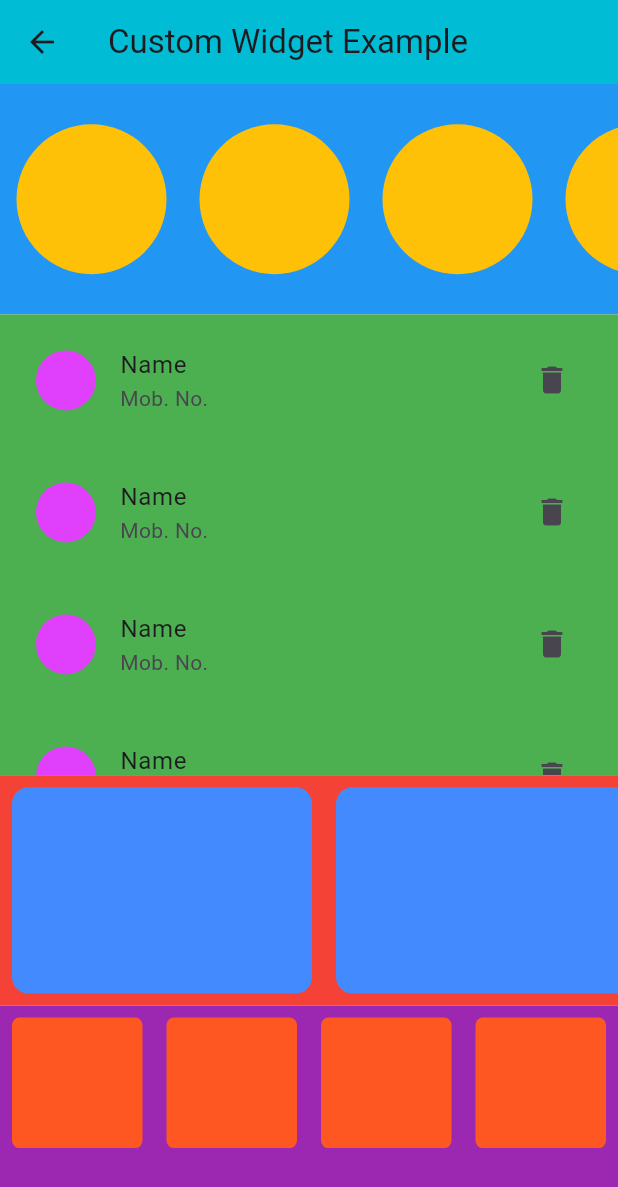
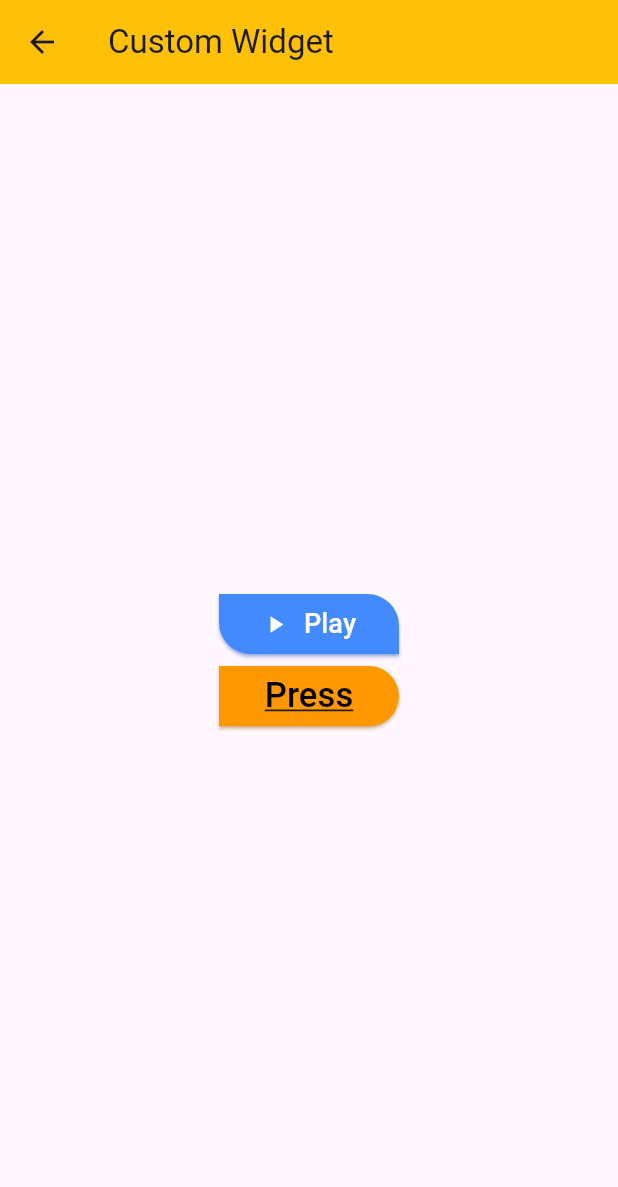
Before and after one commit to thisisdishang/JourneyToFlutter, a Flutter app: the customwidget screen opened directly, on a phone screen of 412 x 824 dp. Shown: the top 1187 px of the screen. Run offline on Flutter 3.47's test engine with Material 3 defaults, Android fonts, the phone set to English and light mode, and no system bars; our stand-ins replace fluttertoast.

Commit message:
Customize widget and create own button

```diff
--- a/lib/CustomWidget.dart
+++ b/lib/CustomWidget.dart
@@ -1,4 +1,7 @@
 import 'package:flutter/material.dart';
+import 'package:journey_to_flutter/ui_helper/util.dart';
+import 'package:journey_to_flutter/widgets/my_btn.dart';
+import 'package:journey_to_flutter/widgets/rounded_btn.dart';
 
 class customwidget extends StatelessWidget {
   const customwidget({super.key});
@@ -7,144 +10,41 @@ class customwidget extends StatelessWidget {
   Widget build(BuildContext context) {
     return Scaffold(
       appBar: AppBar(
-        title: Text('Custom Widget Example'),
-        backgroundColor: Colors.cyan,
+        title: Text('Custom Widget'),
+        backgroundColor: Colors.amber,
       ),
-      body: Container(
+      body: Center(
         child: Column(
+          mainAxisAlignment: MainAxisAlignment.center,
           children: [
-            CatItems(),
-            Contact(),
-            SubCatItems(),
-            BottomMenu(),
+            Container(
+              width: 120,
+              child: RoundedButton(
+                btnName: 'Play',
+                icon: Icon(
+                  Icons.play_arrow,
+                  color: Colors.white,
+                ),
+                callback: () {
+                  print('Logged In');
+                },
+                textStyle: mytextstyle18(),
+              ),
+            ),
+            Container(
+              width: 120,
+              child: MyButton(
+                btnName: 'Press',
+                bgColor: Colors.orange,
+                callback: () {
+                  print('Logged In');
+                },
+                textStyle: mytextstyle23(),
+              ),
+            ),
           ],
         ),
       ),
     );
   }
 }
-
-class CatItems extends StatelessWidget {
-  @override
-  Widget build(BuildContext context) {
-    return Expanded(
-      flex: 2,
-      child: Container(
-        height: 200,
-        color: Colors.blue,
-        child: ListView.builder(
-          itemBuilder: (context, index) => Padding(
-            padding: const EdgeInsets.all(11.0),
-            child: SizedBox(
-              width: 100,
-              child: CircleAvatar(
-                backgroundColor: Colors.amber,
-              ),
-            ),
-          ),
-          itemCount: 10,
-          scrollDirection: Axis.horizontal,
-        ),
-      ),
-    );
-  }
-}
-
-class Contact extends StatelessWidget {
-  @override
-  Widget build(BuildContext context) => Expanded(
-        flex: 4,
-        child: Container(
-          height: 200,
-          color: Colors.green,
-          child: ListView.builder(
-            itemBuilder: (context, index) => Padding(
-              padding: const EdgeInsets.all(8.0),
-              child: ListTile(
-                leading: CircleAvatar(
-                  backgroundColor: Colors.purpleAccent,
-                ),
-                title: Text('Name'),
-                subtitle: Text('Mob. No. '),
-                trailing: Icon(Icons.delete),
-              ),
-            ),
-            itemCount: 10,
-          ),
-        ),
-      );
-}
-
-class SubCatItems extends StatelessWidget {
-  @override
-  Widget build(BuildContext context) {
-    return Expanded(
-      flex: 2,
-      child: Container(
-        height: 200,
-        color: Colors.red,
-        child: ListView.builder(
-          itemBuilder: (context, index) => Padding(
-            padding: const EdgeInsets.all(8.0),
-            child: Container(
-              width: 200,
-              decoration: BoxDecoration(
-                  borderRadius: BorderRadius.circular(11),
-                  color: Colors.blueAccent),
-            ),
-          ),
-          itemCount: 10,
-          scrollDirection: Axis.horizontal,
-        ),
-      ),
-    );
-  }
-}
-
-class BottomMenu extends StatelessWidget {
-  @override
-  Widget build(BuildContext context) => Expanded(
-        flex: 2,
-        child: Container(
-          height: 200,
-          color: Colors.purple,
-          child: GridView.count(
-            crossAxisCount: 4,
-            children: [
-              Padding(
-                padding: const EdgeInsets.all(8.0),
-                child: Container(
-                  decoration: BoxDecoration(
-                      borderRadius: BorderRadius.circular(5),
-                      color: Colors.deepOrange),
-                ),
-              ),
-              Padding(
-                padding: const EdgeInsets.all(8.0),
-                child: Container(
-                  decoration: BoxDecoration(
-                      borderRadius: BorderRadius.circular(5),
-                      color: Colors.deepOrange),
-                ),
-              ),
-              Padding(
-                padding: const EdgeInsets.all(8.0),
-                child: Container(
-                  decoration: BoxDecoration(
-                      borderRadius: BorderRadius.circular(5),
-                      color: Colors.deepOrange),
-                ),
-              ),
-              Padding(
-                padding: const EdgeInsets.all(8.0),
-                child: Container(
-                  decoration: BoxDecoration(
-                      borderRadius: BorderRadius.circular(5),
-                      color: Colors.deepOrange),
-                ),
-              ),
-            ],
-          ),
-        ),
-      );
-}
--- a/lib/ui_helper/util.dart
+++ b/lib/ui_helper/util.dart
@@ -3,8 +3,7 @@ import 'dart:ui';
 import 'package:flutter/material.dart';
 
 TextStyle mytextstyle15(
-    {Color textcolor = Colors.red,
-    FontWeight fontweight = FontWeight.normal}) {
+    {Color textcolor = Colors.red, FontWeight fontweight = FontWeight.normal}) {
   return TextStyle(
     fontSize: 15,
     fontWeight: fontweight,
@@ -15,8 +14,16 @@ TextStyle mytextstyle15(
 
 TextStyle mytextstyle23() {
   return TextStyle(
+    color: Colors.black,
     fontSize: 23,
     fontWeight: FontWeight.w500,
     decoration: TextDecoration.underline,
   );
 }
+
+TextStyle mytextstyle18() {
+  return TextStyle(
+    color: Colors.white,
+    fontSize: 18,
+  );
+}
--- /dev/null
+++ b/lib/widgets/my_btn.dart
@@ -0,0 +1,55 @@
+import 'package:flutter/cupertino.dart';
+import 'package:flutter/material.dart';
+
+class MyButton extends StatelessWidget {
+  final String? btnName;
+  final Icon? icon;
+  final Color? bgColor;
+  final TextStyle? textStyle;
+  final VoidCallback? callback;
+
+  MyButton({
+    required this.btnName,
+    this.icon,
+    this.bgColor = Colors.blue,
+    this.textStyle,
+    this.callback,
+  });
+
+  @override
+  Widget build(BuildContext context) {
+    return ElevatedButton(
+      onPressed: () {
+        callback!;
+      },
+      child: icon != null
+          ? Row(
+              mainAxisAlignment: MainAxisAlignment.center,
+              children: [
+                icon!,
+                SizedBox(
+                  width: 10,
+                ),
+                Text(
+                  btnName!,
+                  style: textStyle,
+                ),
+              ],
+            )
+          : Text(
+              btnName!,
+              style: textStyle,
+            ),
+      style: ElevatedButton.styleFrom(
+        backgroundColor: bgColor,
+        shadowColor: bgColor,
+        shape: RoundedRectangleBorder(
+          borderRadius: BorderRadius.only(
+            topRight: Radius.circular(21),
+            bottomRight: Radius.circular(21),
+          ),
+        ),
+      ),
+    );
+  }
+}
--- /dev/null
+++ b/lib/widgets/rounded_btn.dart
@@ -0,0 +1,54 @@
+import 'package:flutter/material.dart';
+
+class RoundedButton extends StatelessWidget {
+  final String? btnName;
+  final Icon? icon;
+  final Color? bgColor;
+  final TextStyle? textStyle;
+  final VoidCallback? callback;
+
+  RoundedButton({
+    required this.btnName,
+    this.icon,
+    this.bgColor = Colors.blueAccent,
+    this.textStyle,
+    this.callback,
+  });
+
+  @override
+  Widget build(BuildContext context) {
+    return ElevatedButton(
+      onPressed: () {
+        callback!();
+      },
+      child: icon != null
+          ? Row(
+              mainAxisAlignment: MainAxisAlignment.center,
+              children: [
+                icon!,
+                SizedBox(
+                  width: 10,
+                ),
+                Text(
+                  btnName!,
+                  style: textStyle,
+                ),
+              ],
+            )
+          : Text(
+              btnName!,
+              style: textStyle,
+            ),
+      style: ElevatedButton.styleFrom(
+        backgroundColor: bgColor,
+        shadowColor: bgColor,
+        shape: RoundedRectangleBorder(
+          borderRadius: BorderRadius.only(
+            topRight: Radius.circular(21),
+            bottomLeft: Radius.circular(21),
+          ),
+        ),
+      ),
+    );
+  }
+}
```
Also changed, not shown: lib/SplittingApp.dart (added, +150 -0 lines), lib/main.dart (+38 -2 lines), 1 other file.
